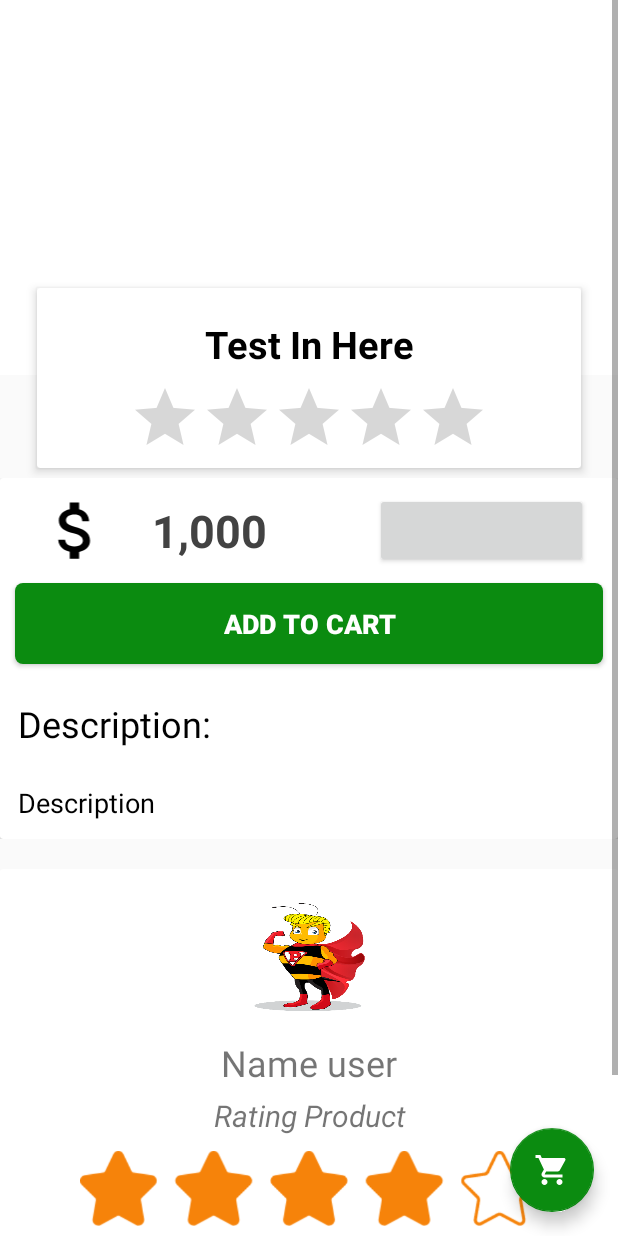
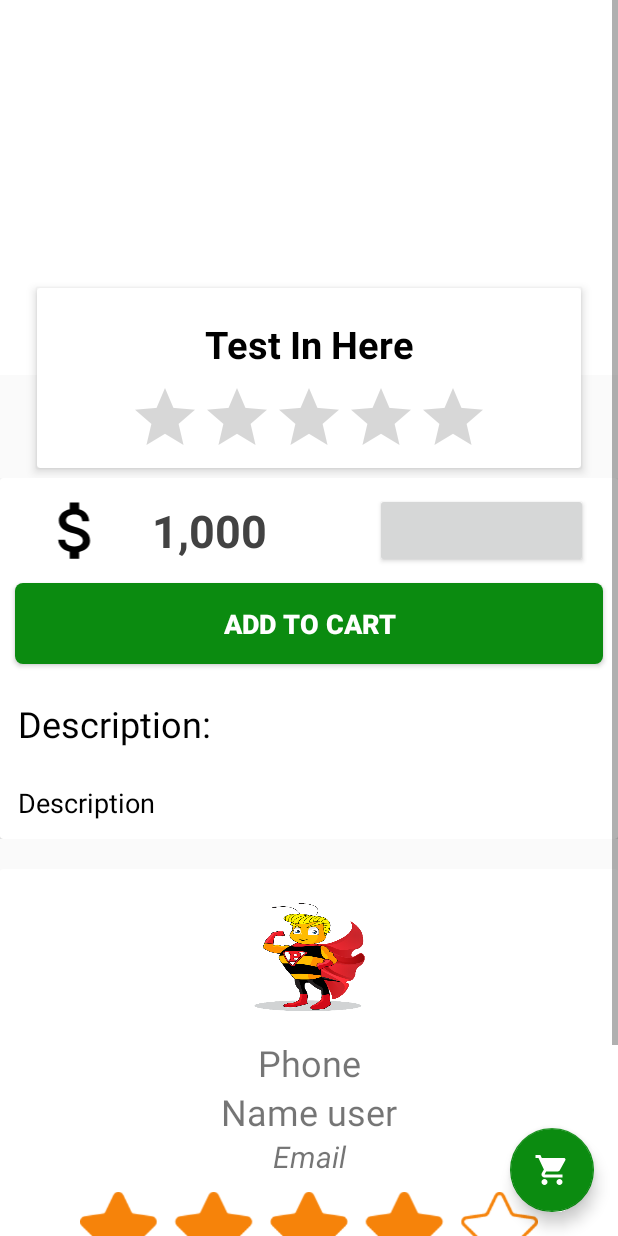
Before and after one commit to TuongNguyenX/APP_ORDER_FOOD, an Android app: the FoodDetail screen opened directly, with no data from a screen before it, on a phone screen of 412 x 824 dp. Run offline under Robolectric (Android 15) with nearby library versions, the phone set to English and light mode, and no system bars; our stand-ins replace Firebase (no records; nobody signed in at launch, a user with empty details on screens opened directly), Picasso; libraries missing offline, so code that uses them is left out: com.cepheuen.elegantnumberbutton, com.stepstone.apprating; plain views replace ElegantNumberButton; Roboto replaces fonts that are not available here; 2 statements that could not run were skipped.

Commit message:
food-app

```diff
--- a/app/src/main/java/com/example/firebase/Home.java
+++ b/app/src/main/java/com/example/firebase/Home.java
@@ -96,10 +96,8 @@ public class Home extends AppCompatActivity implements NavigationView.OnNavigati
         ///init Firebase
         database = FirebaseDatabase.getInstance();
         category = database.getReference("Category");
-
         database_CategoryOther = FirebaseDatabase.getInstance();
         databaseReference_CategoryOther = database_CategoryOther.getReference("CategoryOther");
-
         database_Sale = FirebaseDatabase.getInstance();
         databaseReference_Sale = database_Sale.getReference("Sale");///Sale
         /////////////////
@@ -384,7 +382,7 @@ public class Home extends AppCompatActivity implements NavigationView.OnNavigati
             startActivity(activityOrder);
 
         } else if (id == R.id.nav_test) {
-            Intent test = new Intent(Home.this, ListCustomer.class);
+            Intent test = new Intent(Home.this, InfoCustomer.class);
             startActivity(test);
         } else if(id == R.id.nav_change_Passwrod){
            showDialongChangePassword();
--- a/app/src/main/java/com/example/firebase/MainActivity.java
+++ b/app/src/main/java/com/example/firebase/MainActivity.java
@@ -104,6 +104,11 @@ public class MainActivity extends AppCompatActivity {
 
                 }
             });
+
+
+
+
+
         }
         else {
             Toast.makeText(MainActivity.this, "Please Check Your Connection", Toast.LENGTH_SHORT).show();
--- a/app/src/main/res/layout/activity_food_detail.xml
+++ b/app/src/main/res/layout/activity_food_detail.xml
@@ -261,12 +261,18 @@
                                                     android:foregroundGravity="center" />
 
                                                 <TextView
-                                                    android:id="@+id/tv_nameRating"
+
                                                     android:layout_width="match_parent"
                                                     android:layout_height="match_parent"
+                                                    android:layout_marginTop="7dp"
 
-                                                    android:layout_marginTop="7dp"
-                                                    android:layout_marginBottom="5dp"
+                                                    android:gravity="center"
+                                                    android:text="Phone"
+                                                    android:textSize="24sp" />
+                                                <TextView
+
+                                                    android:layout_width="match_parent"
+                                                    android:layout_height="match_parent"
                                                     android:gravity="center"
                                                     android:text="Name user"
                                                     android:textSize="24sp" />
@@ -275,9 +281,10 @@
                                                     android:layout_width="match_parent"
                                                     android:layout_height="match_parent"
                                                     android:gravity="center"
-                                                    android:text="Rating Product"
+                                                    android:text="Email"
                                                     android:textSize="20sp"
                                                     android:textStyle="italic" />
+
 
                                                 <LinearLayout
                                                     android:id="@+id/bt_rating"
--- a/app/src/main/res/layout/menu_item.xml
+++ b/app/src/main/res/layout/menu_item.xml
@@ -13,7 +13,7 @@
         android:id="@+id/card_view"
         android:layout_width="120dp"
         android:layout_height="wrap_content"
-        app:cardCornerRadius="10dp">
+        app:cardCornerRadius="12dp">
         <RelativeLayout
             android:layout_width="match_parent"
             android:layout_height="match_parent">
--- a/app/src/main/res/menu/activity_home_drawer.xml
+++ b/app/src/main/res/menu/activity_home_drawer.xml
@@ -19,7 +19,7 @@
         <item
             android:id="@+id/nav_test"
             android:icon="@drawable/ic_menu_manage"
-            android:title="Test" />
+            android:title="Info" />
         <item
             android:id="@+id/nav_change_Passwrod"
             android:icon="@drawable/ic_change_password"
--- a/app/src/main/res/values-v19/styles.xml
+++ b/app/src/main/res/values-v19/styles.xml
@@ -1,6 +1,11 @@
 <?xml version="1.0" encoding="utf-8"?>
 <resources>
-
+    <style name="AppCart" parent="Theme.AppCompat.Light.NoActionBar">
+        <!-- Customize your theme here. -->
+        <item name="colorPrimary">#eeeeee</item>
+        <item name="colorPrimaryDark">#eeeeee</item>
+        <item name="colorAccent">#0B8B10</item>
+    </style>
     <style name="AppTheme" parent="Theme.AppCompat.Light.NoActionBar">
         <!-- Customize your theme here. -->
         <item name="colorPrimary">#eeeeee</item>
--- a/app/src/main/res/values/styles.xml
+++ b/app/src/main/res/values/styles.xml
@@ -6,8 +6,6 @@
         <item name="colorPrimary">@color/colorAccent</item>
         <item name="colorPrimaryDark">@color/colorBlue</item>
         <item name="colorAccent">@color/colorBlue</item>
-
-
     </style>
 
     <style name="AppTheme.FullScreen">
```
Also changed, not shown: app/src/main/AndroidManifest.xml (+35 -29 lines), app/src/main/res/layout/activity_sale_detail.xml (+11 -4 lines), app/src/main/java/com/example/firebase/Database/Database.java (line endings or trailing spaces), app/src/main/res/layout/activity_category_other.xml (indentation only).
